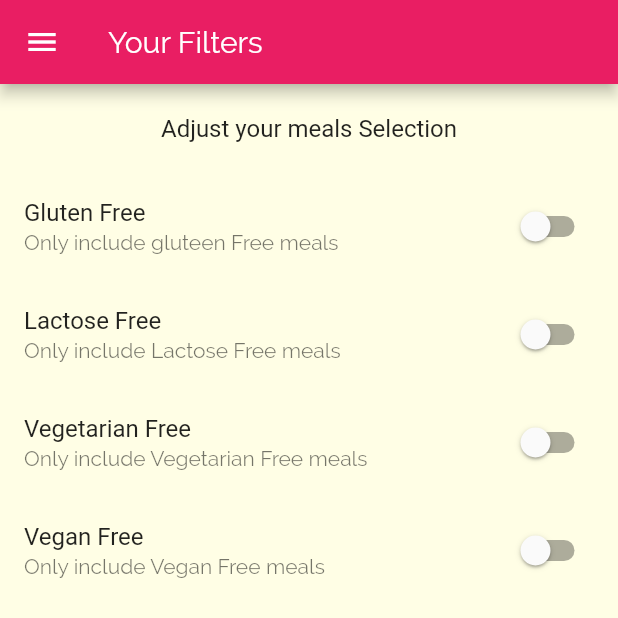
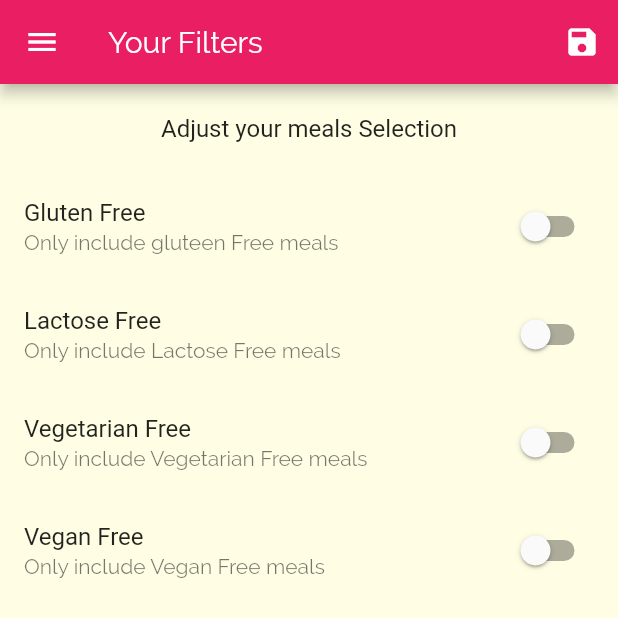
Before and after one commit to anandstephan/DishesApp, a Flutter app: the FiltersScreen screen opened by its route, on a phone screen of 412 x 824 dp, the top half of it. Run offline on Flutter 3.47's test engine with Material 2 defaults, Android fonts, the phone set to English and light mode, and no system bars.

Commit message:
Adding Filter Logic

```diff
--- a/lib/main.dart
+++ b/lib/main.dart
@@ -1,4 +1,6 @@
 import 'package:flutter/material.dart';
+import 'package:mealsapp/dummy-data.dart';
+import 'package:mealsapp/models/meal.dart';
 import 'package:mealsapp/screens/category_meals_screen.dart';
 import 'package:mealsapp/screens/filter_screen.dart';
 import 'package:mealsapp/screens/meal_detail_screen.dart';
@@ -8,8 +10,43 @@ void main() {
   runApp(MyApp());
 }
 
-class MyApp extends StatelessWidget {
+class MyApp extends StatefulWidget {
   // This widget is the root of your application.
+  @override
+  _MyAppState createState() => _MyAppState();
+}
+
+class _MyAppState extends State<MyApp> {
+  Map<String, bool> _filters = {
+    'gluten': false,
+    'lactose': false,
+    'vegan': false,
+    'vegetarian': false
+  };
+
+  List<Meal> _availabelMeals = DUMMY_MEALS;
+
+  void _setFilters(Map<String, bool> filterData) {
+    setState(() {
+      _filters = filterData;
+      _availabelMeals = DUMMY_MEALS.where((meal) {
+        if (_filters['gluten'] && !meal.isGlutenFree) {
+          return false;
+        }
+        if (_filters['lactose'] && !meal.isLactoseFree) {
+          return false;
+        }
+        if (_filters['vegan'] && !meal.isVegan) {
+          return false;
+        }
+        if (_filters['vegetarian'] && !meal.isVegetarian) {
+          return false;
+        }
+        return true;
+      }).toList();
+    });
+  }
+
   @override
   Widget build(BuildContext context) {
     return MaterialApp(
@@ -33,9 +70,10 @@ class MyApp extends StatelessWidget {
                 )),
         routes: {
           "/": (ctx) => TabsScreen(),
-          CategoryMealScreen.routeName: (ctx) => CategoryMealScreen(),
+          CategoryMealScreen.routeName: (ctx) =>
+              CategoryMealScreen(_availabelMeals),
           MealDetailScreen.routeName: (ctx) => MealDetailScreen(),
-          FiltersScreen.routeName: (ctx) => FiltersScreen()
+          FiltersScreen.routeName: (ctx) => FiltersScreen(_filters, _setFilters)
         });
   }
 }
--- a/lib/screens/category_meals_screen.dart
+++ b/lib/screens/category_meals_screen.dart
@@ -1,11 +1,12 @@
 import 'package:flutter/material.dart';
 import 'package:mealsapp/models/meal.dart';
 import 'package:mealsapp/widgets/meal_item.dart';
-import '../dummy-data.dart';
 
 class CategoryMealScreen extends StatefulWidget {
   static const routeName = '/category-meals';
+  final List<Meal> availableMeal;
 
+  CategoryMealScreen(this.availableMeal);
   @override
   _CategoryMealScreenState createState() => _CategoryMealScreenState();
 }
@@ -28,7 +29,7 @@ class _CategoryMealScreenState extends State<CategoryMealScreen> {
           ModalRoute.of(context).settings.arguments as Map<String, String>;
       final categoryId = routeArgs['id'];
       categoryTitle = routeArgs['title'];
-      displayMeals = DUMMY_MEALS.where((meal) {
+      displayMeals = widget.availableMeal.where((meal) {
         return meal.categories.contains(categoryId);
       }).toList();
       _loadedInitData = true;
--- a/lib/screens/filter_screen.dart
+++ b/lib/screens/filter_screen.dart
@@ -3,7 +3,10 @@ import 'package:mealsapp/widgets/main_drawer.dart';
 
 class FiltersScreen extends StatefulWidget {
   static const routeName = '/fiters';
+  final Function saveFilter;
 
+  final Map<String, bool> currentFilters;
+  FiltersScreen(this.currentFilters, this.saveFilter);
   @override
   _FiltersScreenState createState() => _FiltersScreenState();
 }
@@ -13,6 +16,15 @@ class _FiltersScreenState extends State<FiltersScreen> {
   bool _vegetarian = false;
   bool _vegan = false;
   bool _lactoseFree = false;
+
+  @override
+  initState() {
+    _glutenFree = widget.currentFilters['gluten'];
+    _lactoseFree = widget.currentFilters['lactose'];
+    _vegetarian = widget.currentFilters['vegetarian'];
+    _vegan = widget.currentFilters['vegan'];
+    super.initState();
+  }
 
   Widget _buildSwitchListTile(String title, String description,
       bool currenValue, Function updatedValue) {
@@ -26,7 +38,22 @@ class _FiltersScreenState extends State<FiltersScreen> {
   @override
   Widget build(BuildContext context) {
     return Scaffold(
-      appBar: AppBar(title: Text("Your Filters")),
+      appBar: AppBar(
+        title: Text("Your Filters"),
+        actions: [
+          IconButton(
+              icon: Icon(Icons.save),
+              onPressed: () {
+                final selectedFilters = {
+                  'gluten': _glutenFree,
+                  'lactose': _lactoseFree,
+                  'vegan': _vegan,
+                  'vegetarian': _vegetarian
+                };
+                widget.saveFilter(selectedFilters);
+              })
+        ],
+      ),
       body: Column(
         children: [
           Container(
--- a/lib/screens/meal_detail_screen.dart
+++ b/lib/screens/meal_detail_screen.dart
@@ -18,12 +18,14 @@ class MealDetailScreen extends StatelessWidget {
       decoration: BoxDecoration(
         color: Colors.white,
         border: Border.all(color: Colors.grey),
-            borderRadius: BorderRadius.circular(10)),
+        borderRadius: BorderRadius.circular(10),
+      ),
       margin: EdgeInsets.all(10),
       padding: EdgeInsets.all(10),
       height: 270,
       width: 300,
-        child: child);
+      child: child,
+    );
   }
 
   @override
```
Lines whose indentation alone changed are shown as unchanged.
